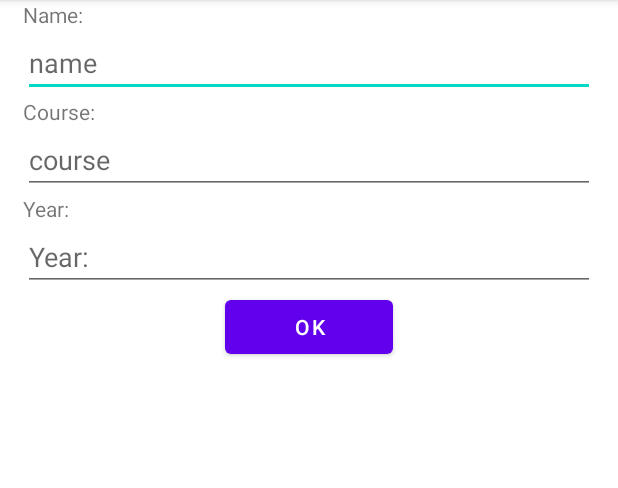
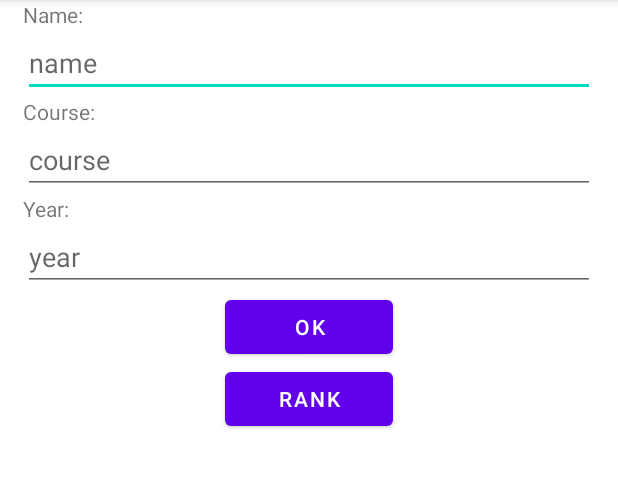
Before and after one commit to blockmel/Group_Project_Heim_Block, an Android app: the DetailsActivity screen opened directly, with no data from a screen before it, on a phone screen of 412 x 824 dp, the part 84-572 px from its top. Run offline under Robolectric (Android 15) with nearby library versions, the phone set to English and light mode, and no system bars; our stand-ins replace Firebase (no records; nobody signed in at launch, a user with empty details on screens opened directly); 1 statement that could not run was skipped.

Commit message:
Showing what's already in the database we signing up + changing collection from "Users" to "users" in MainActivity.kt and DetailsActivity.kt + Adding Button rank in DetailsActivity.kt

```diff
--- a/app/src/main/java/de/hsas/inf/group_project_heim_block/DetailsActivity.kt
+++ b/app/src/main/java/de/hsas/inf/group_project_heim_block/DetailsActivity.kt
@@ -8,6 +8,7 @@ import android.hardware.SensorEventListener
 import android.hardware.SensorManager
 import androidx.appcompat.app.AppCompatActivity
 import android.os.Bundle
+import android.text.Editable
 import android.util.Log
 import com.google.firebase.firestore.SetOptions
 import com.google.firebase.firestore.ktx.firestore
@@ -27,10 +28,31 @@ class DetailsActivity : AppCompatActivity(), SensorEventListener {
 
         binding = ActivityDetailsBinding.inflate(layoutInflater)
         setContentView(binding.root)
+        val currentUser = intent.getStringExtra("studentID")
+        /*val name = binding.nameEdit.text.toString()
+        val course = binding.courseEdit.text.toString()
+        val year = binding.yearEdit.text.toString()*/
 
-        currentUser = intent.getStringExtra("email").toString()
+        //Trying to show the data that are already on the database
+        val data = currentUser?.let { db.collection("Users").document(it) }
+        data?.get()?.addOnSuccessListener { document ->
+            if (document != null) {
+                Log.d(TAG, "DocumentSnapshot data: ${document.data}")
+                Log.d(TAG, "DocumentSnapshot data 2: ${document.data?.get("year")}")
+                binding.nameEdit.setText(document.data?.get("name").toString())
+                binding.courseEdit.setText(document.data?.get("course").toString())
+                binding.yearEdit.setText(document.data?.get("year").toString())
+            } else {
+                Log.d(TAG, "No such document")
+            }
+        }?.addOnFailureListener { exception ->
+            Log.d(TAG, "get failed with ", exception)
+        }
+
+
+
         binding.updateDetails.setOnClickListener {
-            val currentUser = intent.getStringExtra("email")
+            //val currentUser = intent.getStringExtra("email")
             val name = binding.nameEdit.text.toString()
             val course = binding.courseEdit.text.toString()
             val year = binding.yearEdit.text.toString()
--- a/app/src/main/res/layout/activity_details.xml
+++ b/app/src/main/res/layout/activity_details.xml
@@ -49,7 +49,7 @@
         android:id="@+id/year_edit"
         android:layout_width="match_parent"
         android:layout_height="wrap_content"
-        android:hint="@string/year"
+        android:hint="year"
         android:autofillHints="year"
         android:inputType="number" />
 
@@ -60,4 +60,11 @@
         android:layout_width="match_parent"
         android:layout_height="wrap_content" />
 
+    <Button
+        android:id="@+id/go_to_rank"
+        android:layout_marginHorizontal="150dp"
+        android:text="RANK"
+        android:layout_width="match_parent"
+        android:layout_height="wrap_content" />
+
 </LinearLayout>
```
Also changed, not shown: app/src/main/java/de/hsas/inf/group_project_heim_block/MainActivity.kt (+5 -5 lines).
